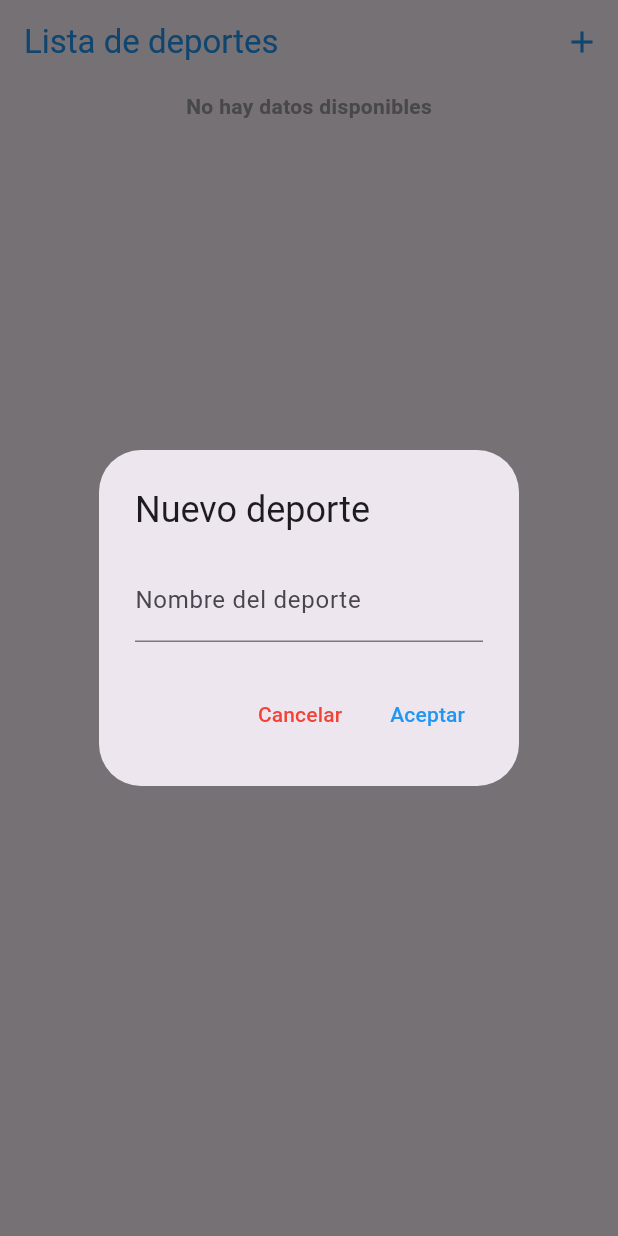
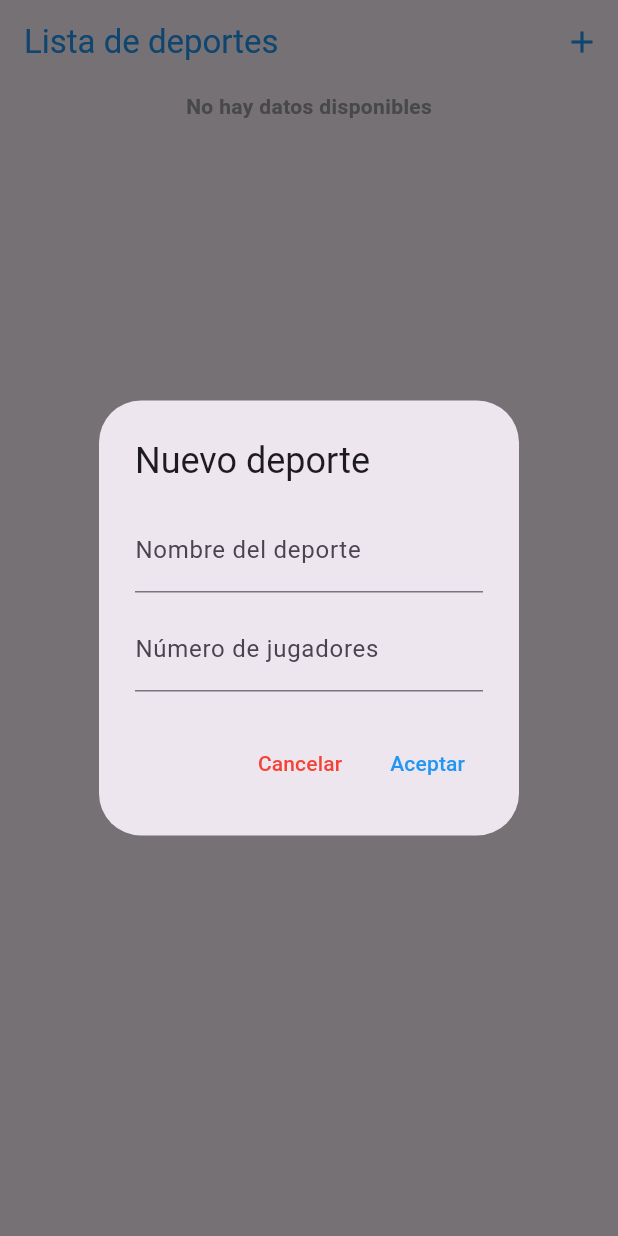
Before and after one commit to YoungRa19/SportsApp, a Flutter app: the screen it shows after launch, after a tap on the "add" icon, on a phone screen of 412 x 824 dp. Run offline on Flutter 3.47's test engine with Material 3 defaults, Android fonts, the phone set to English and light mode, and no system bars.

Commit message:
Players commit

```diff
--- a/lib/data/sports.dart
+++ b/lib/data/sports.dart
@@ -1,7 +1,7 @@
 class Sport {
   String name;
-  int players;
+  int numPlayers;
   Sport({
-    required this.name, required this.players
+    required this.name, required this.numPlayers
   });
 }
--- a/lib/sportsapp/app.dart
+++ b/lib/sportsapp/app.dart
@@ -12,12 +12,15 @@ class Sports extends StatefulWidget {
 
 class _SportsState extends State<Sports> {
   List<Sport> sports = [];
-  TextEditingController _textEditing = TextEditingController();
-  bool _validate = false;
+  TextEditingController _nameController = TextEditingController();
+  TextEditingController _playersController = TextEditingController();
+  bool _validateName = false;
+  bool _validatePlayers = false;
 
   @override
   void dispose() {
-    _textEditing.dispose();
+    _nameController.dispose();
+    _playersController.dispose();
     super.dispose();
   }
 
@@ -25,54 +28,69 @@ class _SportsState extends State<Sports> {
     showProcess(context);
   }
 
-
   void showProcess(BuildContext context, {Sport? sport, int? id}) {
     String title = sport == null ? "Nuevo deporte" : "Editar ${sport.name}";
-    _textEditing.text = sport?.name ?? "";  // Asigna el valor actual si existe
+    _nameController.text = sport?.name ?? "";
+    _playersController.text = sport?.numPlayers.toString() ?? "";
 
     showDialog(
       context: context,
       builder: (context) {
         return AlertDialog(
           title: Text(title),
-          content: TextField(
-            controller: _textEditing,
-            onChanged: (data) {
-              setState(() {
-                _validate = data.isEmpty;
-              });
-            },
+          content: Column(
+            mainAxisSize: MainAxisSize.min,
+            children: [
+              TextField(
+                controller: _nameController,
                 decoration: InputDecoration(
                   labelText: 'Nombre del deporte',
-              errorText: _validate ? "No puede ser un valor vacío" : null,
+                  errorText: _validateName ? "No puede estar vacío" : null,
                 ),
+              ),
+              SizedBox(height: 10),
+              TextField(
+                controller: _playersController,
+                keyboardType: TextInputType.number,
+                decoration: InputDecoration(
+                  labelText: 'Número de jugadores',
+                  errorText: _validatePlayers ? "Debe ser un número válido" : null,
+                ),
+              ),
+            ],
           ),
           actions: [
             TextButton(
               onPressed: () {
-                _textEditing.clear();
+                _nameController.clear();
+                _playersController.clear();
                 Navigator.pop(context);
               },
               child: Text("Cancelar", style: TextStyle(color: Colors.red)),
             ),
             TextButton(
               onPressed: () {
-                String newSportName = _textEditing.text.trim();
-                if (newSportName.isNotEmpty) {
+                String newSportName = _nameController.text.trim();
+                int? newPlayers = int.tryParse(_playersController.text.trim());
+
+                if (newSportName.isNotEmpty && newPlayers != null && newPlayers > 0) {
                   setState(() {
                     if (sport != null && id != null) {
                       // Editar deporte existente
-                      sports[id] = Sport(name: newSportName);
+                      sports[id] = Sport(name: newSportName, numPlayers: newPlayers);
                     } else {
                       // Agregar nuevo deporte
-                      sports.add(Sport(name: newSportName));
+                      sports.add(Sport(name: newSportName, numPlayers: newPlayers));
                     }
                   });
 
+                  _nameController.clear();
+                  _playersController.clear();
                   Navigator.pop(context); // Cerrar diálogo
                 } else {
                   setState(() {
-                    _validate = true;
+                    _validateName = newSportName.isEmpty;
+                    _validatePlayers = newPlayers == null || newPlayers <= 0;
                   });
                 }
               },
@@ -84,8 +102,6 @@ class _SportsState extends State<Sports> {
     );
   }
 
-
-
   void delete(int id) {
     if (id >= 0 && id < sports.length) {
       setState(() {
@@ -93,9 +109,6 @@ class _SportsState extends State<Sports> {
       });
     }
   }
-
-
-
 
   @override
   Widget build(BuildContext context) {
@@ -121,8 +134,7 @@ class _SportsState extends State<Sports> {
               Center(
                 child: Text(
                   "No hay datos disponibles",
-                      style: TextStyle(
-                          color: Colors.grey, fontWeight: FontWeight.bold),
+                  style: TextStyle(color: Colors.grey, fontWeight: FontWeight.bold),
                 ),
               ),
             if (sports.isNotEmpty)
@@ -142,7 +154,7 @@ class _SportsState extends State<Sports> {
                         children: [
                           Expanded(
                             child: Text(
-                              sports[idx].name,
+                              "${sports[idx].name} - ${sports[idx].numPlayers} jugadores",
                               style: TextStyle(fontSize: 20, fontWeight: FontWeight.bold),
                             ),
                           ),
@@ -150,7 +162,8 @@ class _SportsState extends State<Sports> {
                             children: [
                               IconButton(
                                 onPressed: () {
-                                  _textEditing.text = sports[idx].name; // Asigna el valor antes de abrir
+                                  _nameController.text = sports[idx].name;
+                                  _playersController.text = sports[idx].numPlayers.toString();
                                   showProcess(context, sport: sports[idx], id: idx);
                                 },
                                 icon: Icon(Icons.edit),
@@ -163,6 +176,7 @@ class _SportsState extends State<Sports> {
                                 icon: Icon(Icons.delete),
                                 color: Colors.red,
                               ),
+
                             ],
                           ),
                         ],
@@ -170,7 +184,7 @@ class _SportsState extends State<Sports> {
                     );
                   },
                 ),
-              )
+              ),
           ],
         ),
       ),
```
Lines whose indentation alone changed are shown as unchanged.
